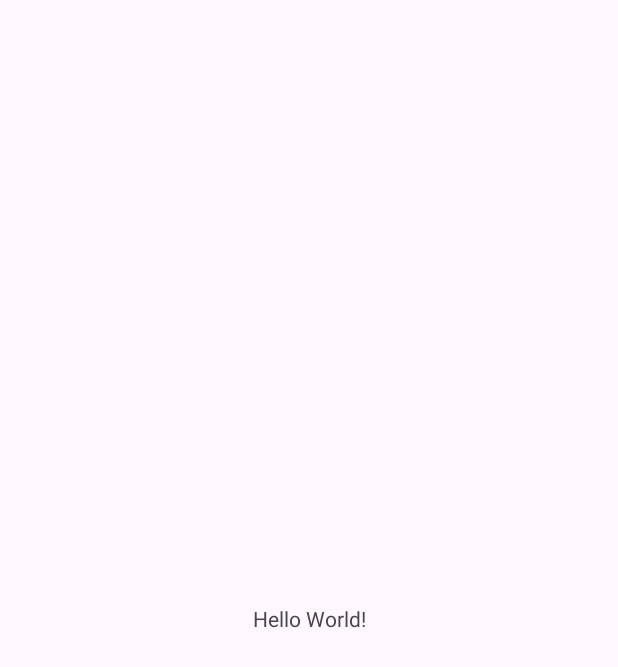
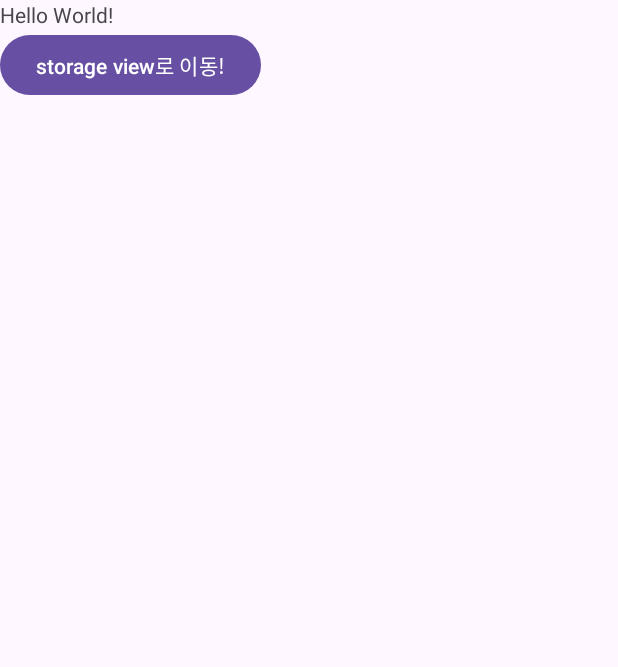
Before and after one commit to voice-scout-AI/voicescout-android, an Android app: the screen it shows after launch (MainActivity), on a phone screen of 412 x 824 dp. Before the commit the part shown is almost empty. Shown: the top 667 px of the screen. Run offline under Robolectric (Android 15) with nearby library versions, the phone set to English and light mode, and no system bars.

Commit message:
:lipstick: storage view 작업

```diff
--- /dev/null
+++ b/app/src/main/res/drawable/rounded_background.xml
@@ -0,0 +1,5 @@
+<?xml version="1.0" encoding="utf-8"?>
+<shape xmlns:android="http://schemas.android.com/apk/res/android">
+    <solid android:color="#FFFFFF" />
+    <corners android:radius="16dp" />
+</shape>
--- a/app/src/main/res/layout/activity_main.xml
+++ b/app/src/main/res/layout/activity_main.xml
@@ -1,10 +1,11 @@
 <?xml version="1.0" encoding="utf-8"?>
-<androidx.constraintlayout.widget.ConstraintLayout xmlns:android="http://schemas.android.com/apk/res/android"
+<LinearLayout xmlns:android="http://schemas.android.com/apk/res/android"
     xmlns:app="http://schemas.android.com/apk/res-auto"
     xmlns:tools="http://schemas.android.com/tools"
     android:id="@+id/main"
     android:layout_width="match_parent"
     android:layout_height="match_parent"
+    android:orientation="vertical"
     tools:context=".MainActivity">
 
     <TextView
@@ -16,4 +17,10 @@
         app:layout_constraintStart_toStartOf="parent"
         app:layout_constraintTop_toTopOf="parent" />
 
-</androidx.constraintlayout.widget.ConstraintLayout>
+    <Button
+        android:id="@+id/test_btn_1"
+        android:layout_width="wrap_content"
+        android:layout_height="wrap_content"
+        android:text="storage view로 이동!" />
+
+</LinearLayout>
```
Also changed, not shown: app/src/main/res/layout/activity_storage.xml (added, +14 -0 lines), app/src/main/res/layout/item_storage.xml (added, +45 -0 lines).
